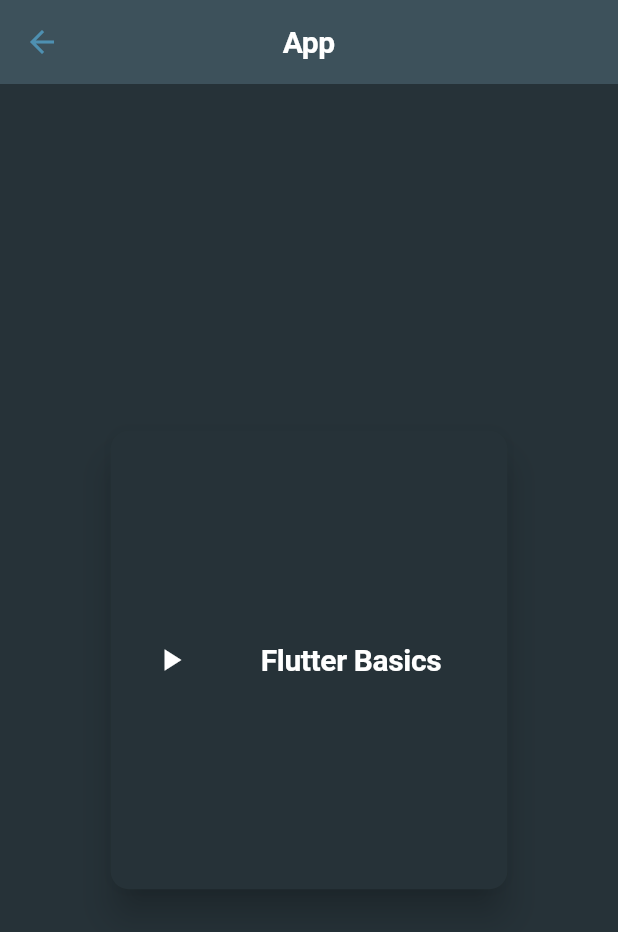
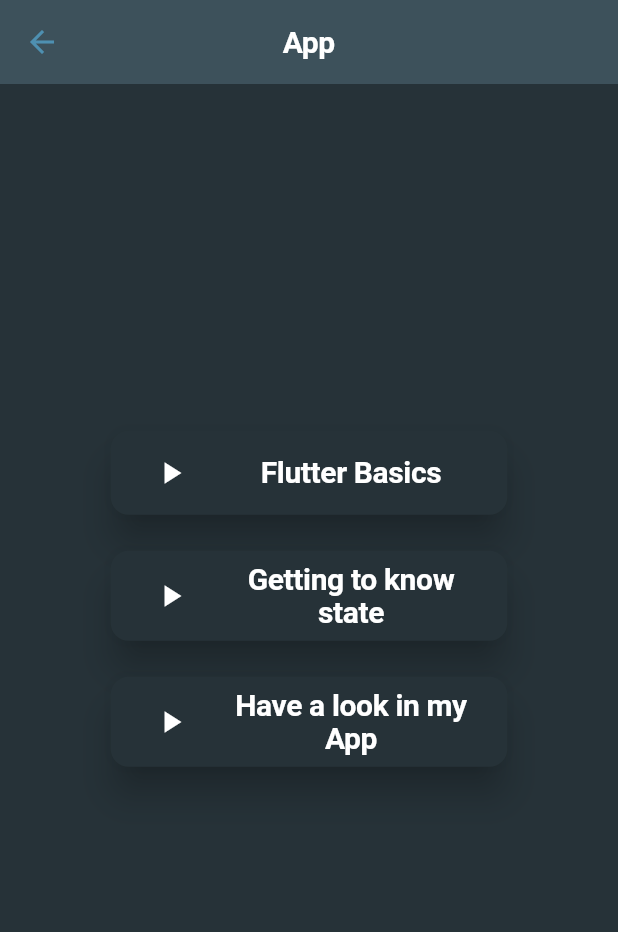
Before and after one commit to masebor/seminar_app, a Flutter app: the screen it shows after launch, after a tap on "App", on a phone screen of 412 x 824 dp. Shown: the top 932 px of the screen. Run offline on Flutter 3.47's test engine with Material 3 defaults, Android fonts, the phone set to English and light mode, and no system bars; our stand-ins replace cached_network_image, equatable, flutter_bloc; network calls fail; Roboto replaces fonts that are missing (Verdana).

Commit message:
fix: manifest -> internet, custom_play_card

```diff
--- a/lib/constants/strings.dart
+++ b/lib/constants/strings.dart
@@ -52,6 +52,7 @@
 
   //dart info
 
+  static const String dartInfoTitleNative = "Dart Native";
   static const String dartInfoTitleAOT = "AOT";
   static const String dartInfoSubtitleAOT = "Ahead-of-Time compilation";
   static const String dartInfoTitleJIT = "JIT";
@@ -59,7 +60,7 @@
   static const String dartInfoTitleWeb = "Dart Web";
   static const String dartInfoSubtitleWeb = "JavaScript/WebAssembly";
   static const String dartInfoTitleNullSafety = "Type Safety";
-  static const String dartInfoSubtitleNullSafety = "Sound null safety (since Dart 3)";
+  static const String dartInfoSubtitleNullSafety = "Sound null safety";
   static const String dartInfoTitleVersatility = "Versatility";
   static const String dartInfoSubtitleVersatility = "Front/Backend";
 
@@ -81,7 +82,9 @@
   static const String howToInstall = "How to install flutter?";
 
   //app building page
-  static const String howToBuildApp = "Flutter Basics";
+  static const String playPageContent = "Flutter Basics";
+  static const String playPageContentTwo = "Getting to know state";
+  static const String playPageContentThree = "Have a look in my App";
 
   //conclusion
   static const String conclusionTitleProAndCon = "Everything has Pro's and Con's";
--- a/lib/data/sourceLists/source_list_dart_info.dart
+++ b/lib/data/sourceLists/source_list_dart_info.dart
@@ -3,6 +3,7 @@
 
 class SourceListDartInfo {
   static final List<CustomCard> sourceListDartInfo = [
+    const CustomCard(title: Strings.dartInfoTitleNative, source: "https://dart.dev/overview"),
     const CustomCard(title: Strings.dartInfoTitleJIT, subtitle: Strings.dartInfoSubtitleJIT, source: "https://dart.dev/overview"),
     const CustomCard(title: Strings.dartInfoTitleAOT, subtitle: Strings.dartInfoSubtitleAOT, source: "https://dart.dev/overview"),
     const CustomCard(title: Strings.dartInfoTitleWeb, subtitle: Strings.dartInfoSubtitleWeb, source: "https://dart.dev/overview"),
--- a/lib/data/sourceLists/source_list_intro.dart
+++ b/lib/data/sourceLists/source_list_intro.dart
@@ -8,7 +8,6 @@
     const CustomCard(title: Strings.introIOS, source: "https://docs.flutter.dev/platform-integration/ios/install-ios"),
     const CustomCard(title: Strings.introMacOs, source: "https://docs.flutter.dev/platform-integration/macos/install-macos"),
     const CustomCard(title: Strings.introWindows, source: "https://docs.flutter.dev/platform-integration/windows/install-windows"),
-    const CustomCard(title: Strings.introWeb, source: "https://docs.flutter.dev/platform-integration/linux/install-linux"),
+    const CustomCard(title: Strings.introLinux, source: "https://docs.flutter.dev/platform-integration/linux/install-linux"),
   ];
-
 }
--- a/lib/features/app_building/app_building_page.dart
+++ b/lib/features/app_building/app_building_page.dart
@@ -7,6 +7,11 @@
 
   @override
   Widget build(BuildContext context) {
-    return const CustomPlayPage(appBartitle: Strings.contentApp, content: Strings.howToBuildApp);
+    return const CustomPlayPage(
+      appBartitle: Strings.contentApp,
+      content: Strings.playPageContent,
+      contentTwo: Strings.playPageContentTwo,
+      contentThree: Strings.playPageContentThree,
+    );
   }
 }
--- a/lib/utils/custom_image_dialog.dart
+++ b/lib/utils/custom_image_dialog.dart
@@ -11,6 +11,10 @@
   Widget build(BuildContext context) {
     final ThemeData themeData = Theme.of(context);
     return Dialog(
+      child: InteractiveViewer(
+        boundaryMargin: const EdgeInsets.all(20.0),
+        minScale: 0.5,
+        maxScale: 2.0,
         child: CachedNetworkImage(
           imageUrl: pathString,
           fit: BoxFit.fill,
@@ -35,6 +39,7 @@
             ),
           ),
         ),
+      ),
     );
   }
 }
--- /dev/null
+++ b/lib/utils/custom_play_card.dart
@@ -0,0 +1,36 @@
+import 'package:flutter/material.dart';
+import 'package:seminar_app/constants/strings.dart';
+
+class CustomPlayCard extends StatelessWidget {
+  final String content;
+  const CustomPlayCard({super.key, required this.content});
+
+  @override
+  Widget build(BuildContext context) {
+    final themeData = Theme.of(context);
+    return Card(
+      color: themeData.colorScheme.primary,
+      margin: const EdgeInsets.all(12),
+      elevation: 10,
+      child: Center(
+        child: ListTile(
+          leading: IconButton(
+            tooltip: Strings.playVideo,
+            onPressed: () {
+              Navigator.of(context).pushNamed("/empty_loading");
+            },
+            icon: const Icon(
+              Icons.play_arrow,
+            ),
+          ),
+          title: Text(
+            content,
+            style: themeData.textTheme.displayLarge,
+            textAlign: TextAlign.center,
+          ),
+          textColor: themeData.colorScheme.onPrimary,
+        ),
+      ),
+    );
+  }
+}
--- a/lib/utils/custom_play_page.dart
+++ b/lib/utils/custom_play_page.dart
@@ -1,14 +1,18 @@
 import 'package:flutter/material.dart';
-import 'package:seminar_app/constants/strings.dart';
+import 'package:seminar_app/utils/custom_play_card.dart';
 
 class CustomPlayPage extends StatelessWidget {
   final String appBartitle;
   final String content;
+  final String? contentTwo;
+  final String? contentThree;
 
   const CustomPlayPage({
     super.key,
     required this.appBartitle,
     required this.content,
+    this.contentTwo,
+    this.contentThree,
   });
 
   @override
@@ -28,30 +32,13 @@
           padding: const EdgeInsets.all(28.0),
           child: SizedBox(
             width: screenWidth * 0.7,
-            height: screenHeight* 0.4,
-            child: Card(
-              color: themeData.colorScheme.primary,
-              margin: const EdgeInsets.all(12),
-              elevation: 10,
-              child: Center(
-                child: ListTile(
-                  leading: IconButton(
-                    tooltip: Strings.playVideo,
-                    onPressed: () {
-                      Navigator.of(context).pushNamed("/empty_loading");
-                    },
-                    icon: const Icon(
-                      Icons.play_arrow,
-                    ),
-                  ),
-                  title: Text(
-                    content,
-                    style: themeData.textTheme.displayLarge,
-                    textAlign: TextAlign.center,
-                  ),
-                  textColor: themeData.colorScheme.onPrimary,
-                ),
-              ),
+            height: screenHeight * 0.4,
+            child: Column(
+              children: [
+                CustomPlayCard(content: content),
+                contentTwo != null ? CustomPlayCard(content: contentTwo.toString()) : Container(),
+                contentThree != null ? CustomPlayCard(content: contentThree.toString()) : Container(),
+              ],
             ),
           ),
         ),
```
Also changed, not shown: 2 other files. Lines whose indentation alone changed are shown as unchanged.
